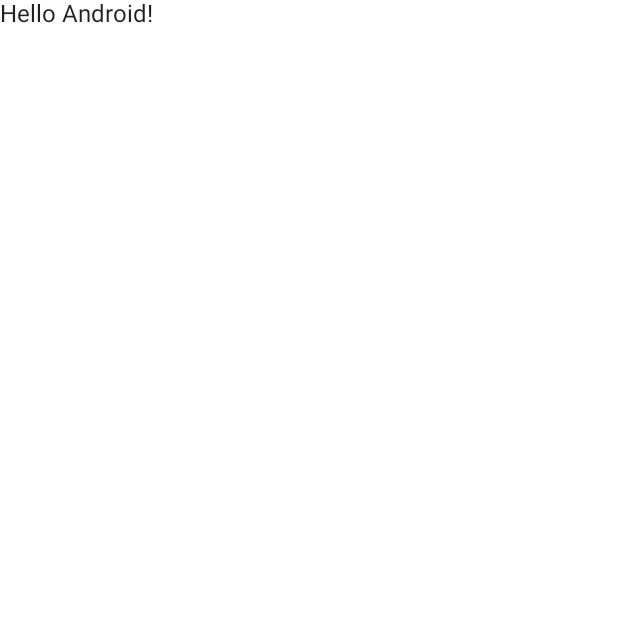
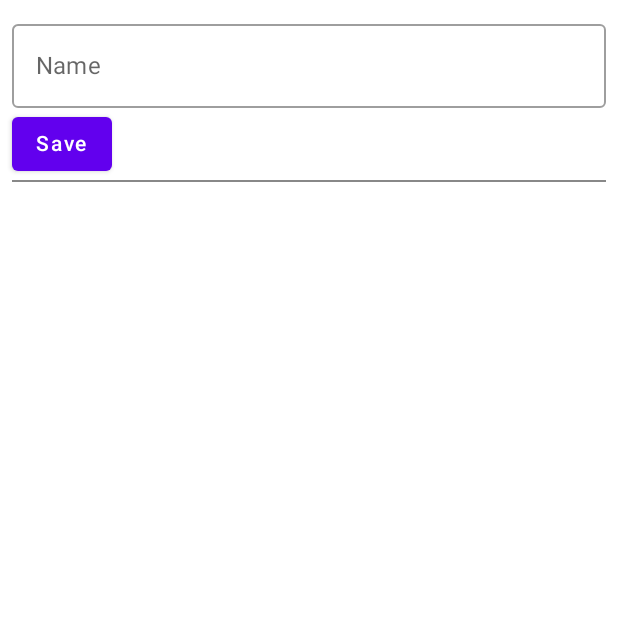
Before and after one commit to sofyanegil/PPMobile_TodoApp, an Android app built with Jetpack Compose: the screen it shows after launch (MainActivity), on a phone screen of 412 x 824 dp, the top half of it. Before the commit the part shown is almost empty. Run offline under Robolectric (Android 15) with nearby library versions, the phone set to English and light mode, and no system bars; our stand-ins replace Room's generated code, livedata-compose.

Commit message:
Create MainScreen

```diff
--- a/app/src/main/java/id/ac/unpas/todoapp/MainActivity.kt
+++ b/app/src/main/java/id/ac/unpas/todoapp/MainActivity.kt
@@ -4,13 +4,21 @@ import android.os.Bundle
 import androidx.activity.ComponentActivity
 import androidx.activity.compose.setContent
 import androidx.compose.foundation.layout.fillMaxSize
-import androidx.compose.material.MaterialTheme
-import androidx.compose.material.Surface
-import androidx.compose.material.Text
-import androidx.compose.runtime.Composable
+import androidx.compose.foundation.layout.fillMaxWidth
+import androidx.compose.foundation.layout.padding
+import androidx.compose.foundation.text.KeyboardOptions
+import androidx.compose.material.*
+import androidx.compose.runtime.*
+import androidx.compose.runtime.livedata.observeAsState
 import androidx.compose.ui.Modifier
-import androidx.compose.ui.tooling.preview.Preview
+import androidx.compose.ui.graphics.Color
+import androidx.compose.ui.platform.LocalContext
+import androidx.compose.ui.text.input.KeyboardType
+import androidx.compose.ui.text.input.TextFieldValue
+import androidx.compose.ui.unit.dp
 import id.ac.unpas.todoapp.ui.theme.TodoAppTheme
+import kotlinx.coroutines.launch
+import androidx.compose.foundation.layout.Column as Column1
 
 class MainActivity : ComponentActivity() {
     override fun onCreate(savedInstanceState: Bundle?) {
@@ -18,26 +26,50 @@ class MainActivity : ComponentActivity() {
         setContent {
             TodoAppTheme {
                 // A surface container using the 'background' color from the theme
-                Surface(
-                    modifier = Modifier.fillMaxSize(),
-                    color = MaterialTheme.colors.background
-                ) {
-                    Greeting("Android")
-                }
+                MainScreen()
             }
         }
     }
 }
 
 @Composable
-fun Greeting(name: String) {
-    Text(text = "Hello $name!")
-}
+fun MainScreen(scaffoldState: ScaffoldState = rememberScaffoldState()) {
+    val todoDatabase = TodoDatabase.getInstance(LocalContext.current)
+    val todoRepository = TodoRepository(todoDao = todoDatabase.todoDao())
+    val liveData = todoRepository.readAllData
+    val items: List<TodoItem> by liveData.observeAsState(initial = listOf())
+    val name = remember { mutableStateOf(TextFieldValue("")) }
+    val scope = rememberCoroutineScope()
 
-@Preview(showBackground = true)
-@Composable
-fun DefaultPreview() {
-    TodoAppTheme {
-        Greeting("Android")
+    Surface(
+        modifier = Modifier.fillMaxSize(),
+        color = MaterialTheme.colors.background
+    ) {
+        Scaffold(scaffoldState = scaffoldState) {
+            Column1(modifier = Modifier.padding(8.dp)) {
+                OutlinedTextField(value = name.value.text,
+                    modifier = Modifier.fillMaxWidth(),
+                    keyboardOptions = KeyboardOptions(keyboardType = KeyboardType.Text),
+                    label = { Text(text = "Name") },
+                    onValueChange = {
+                        name.value = TextFieldValue(it)
+                    })
+
+                Button(onClick = {
+                    scope.launch {
+                        todoRepository.addTodo(TodoItem(0, name.value.text, false))
+                        name.value = TextFieldValue("")
+                        scaffoldState.snackbarHostState.showSnackbar("Activity has been saved")
+                    }
+                }) {
+                    Text(text = "Save")
+                }
+
+                Divider(color = Color.Gray, thickness = 1.dp)
+
+                TodoList(list = items)
+            }
+
+        }
     }
 }
--- a/app/src/main/java/id/ac/unpas/todoapp/TodoListItem.kt
+++ b/app/src/main/java/id/ac/unpas/todoapp/TodoListItem.kt
@@ -21,7 +21,7 @@ fun TodoListItem(item: TodoItem) {
     ) {
         Column {
             Row(
-                modifier = Modifier.padding(4.dp)
+                modifier = Modifier.padding(20.dp)
             ) {
                 Text(text = item.name, modifier = Modifier.weight(0.6f))
                 var status = "Not Done"
```
